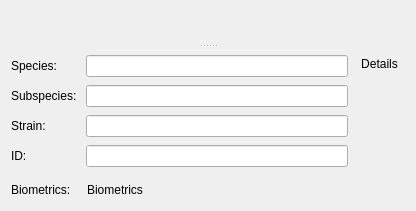
Qt form src/scipyen/gui/widgets/dataclasswidgets/organismwidget.ui (ctigaret/scipyen) before a commit.
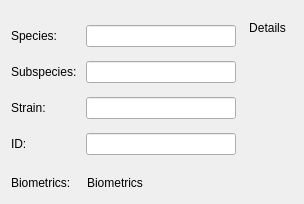
The same form after that commit. Icons and pictures are not drawn. Custom widgets are drawn as their Qt base class.

```diff
--- a/src/scipyen/gui/widgets/dataclasswidgets/organismwidget.ui
+++ b/src/scipyen/gui/widgets/dataclasswidgets/organismwidget.ui
@@ -6,8 +6,8 @@
    <rect>
     <x>0</x>
     <y>0</y>
-    <width>416</width>
-    <height>211</height>
+    <width>304</width>
+    <height>204</height>
    </rect>
   </property>
   <property name="windowTitle">
@@ -15,15 +15,6 @@
   </property>
   <layout class="QGridLayout" name="gridLayout_3">
    <item row="0" column="0">
-    <widget class="QSplitter" name="splitter">
-     <property name="orientation">
-      <enum>Qt::Orientation::Vertical</enum>
-     </property>
-     <property name="handleWidth">
-      <number>3</number>
-     </property>
-     <widget class="DataExchangeWidget" name="dataExchangeWidget" native="true"/>
-     <widget class="QWidget" name="">
       <layout class="QVBoxLayout" name="verticalLayout_2">
        <item>
         <widget class="NameDescriptionWidget" name="nameDescriptionWidget" native="true">
@@ -209,8 +200,6 @@
         </layout>
        </item>
       </layout>
-     </widget>
-    </widget>
    </item>
   </layout>
  </widget>
@@ -220,12 +209,6 @@
    <extends>QLineEdit</extends>
    <header location="global">gui.widgets.small_widgets</header>
   </customwidget>
-  <customwidget>
-   <class>DataExchangeWidget</class>
-   <extends>QWidget</extends>
-   <header location="global">gui.widgets.dataclasswidgets.dataexchangewidget</header>
-   <container>1</container>
-  </customwidget>
   <customwidget>
    <class>NameDescriptionWidget</class>
    <extends>QWidget</extends>
```
Lines whose indentation alone changed are shown as unchanged.
